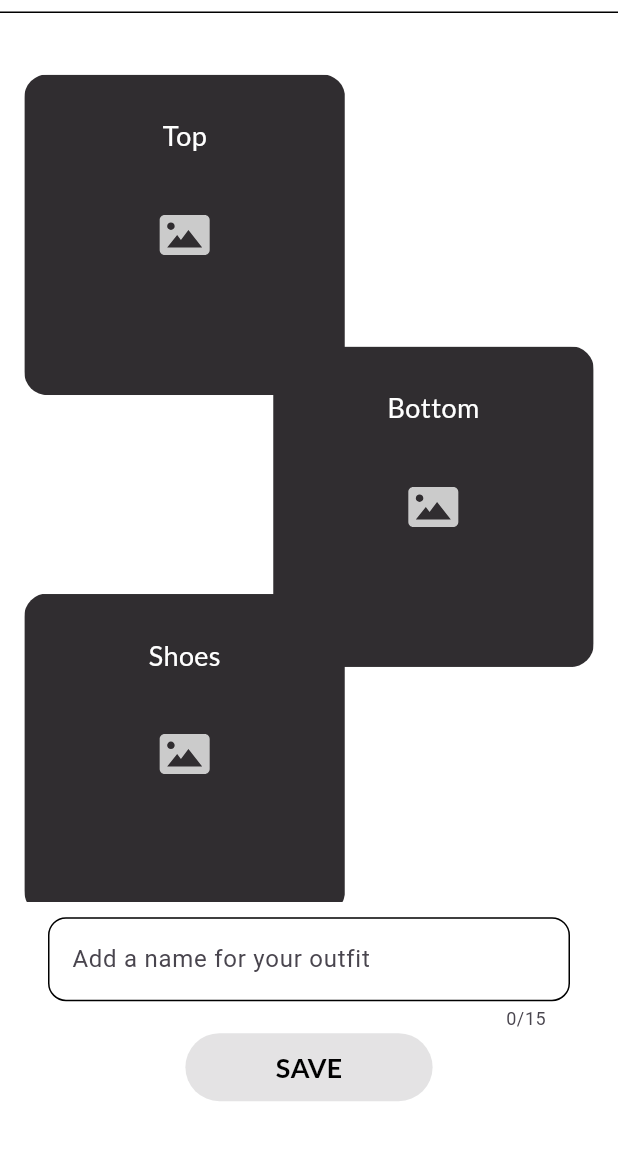
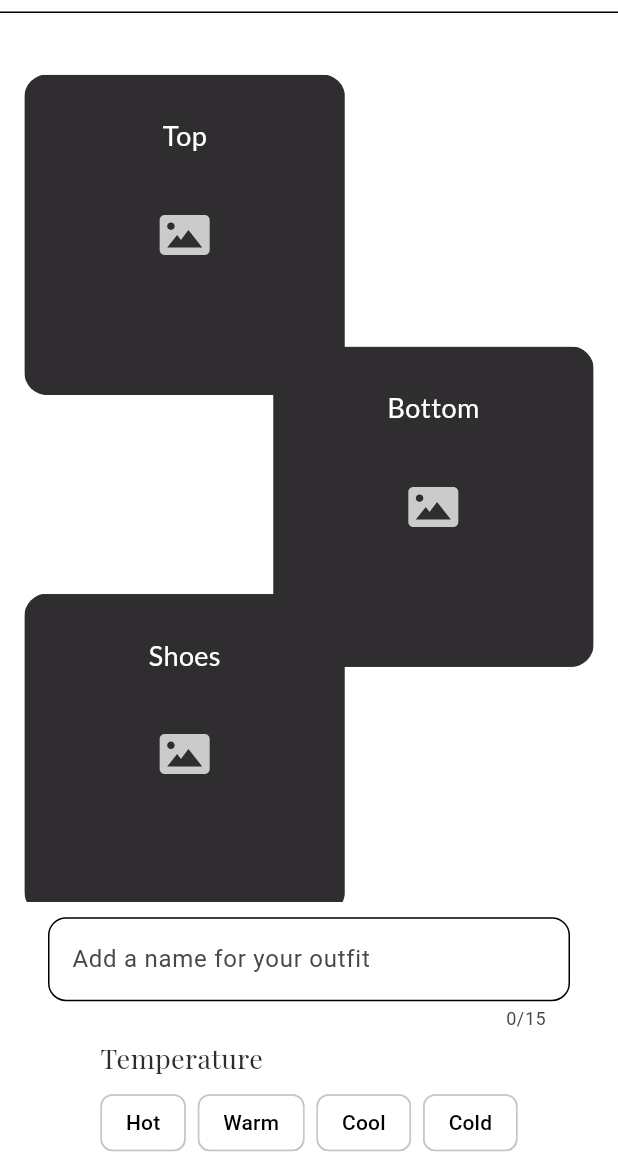
Before and after one commit to Stefania-P11/SWE-Project, a Flutter app: the CreateOutfitScreen screen opened directly, on a phone screen of 412 x 824 dp, the part 71-1236 px from its top. Run offline on Flutter 3.47's test engine with Material 3 defaults, Android fonts, the phone set to English and light mode, and no system bars; our stand-ins replace cloud_firestore, firebase_core, firebase_storage, flutter_image_compress, flutter_svg, geocoding and 4 more; missing offline and left inert: geolocator_android, geolocator_apple; accounts and stored records are empty.

Commit message:
Implemented the Add Outfit to Favorites

```diff
--- a/lib/screens/create_outfit_screen.dart
+++ b/lib/screens/create_outfit_screen.dart
@@ -1,5 +1,7 @@
 import 'package:dressify_app/constants.dart';
+import 'package:dressify_app/models/item.dart';
 import 'package:dressify_app/screens/choose_item_screen.dart';
+import 'package:dressify_app/services/firebase_service.dart';
 import 'package:dressify_app/widgets/custom_app_bar.dart';
 import 'package:dressify_app/widgets/custom_button_3.dart';
 import 'package:dressify_app/widgets/item_container.dart';
@@ -20,11 +22,59 @@ class _CreateOutfitScreenState extends State<CreateOutfitScreen> {
   String? bottomUrl;
   String? shoesUrl;
 
+  // List of weather conditions for the outfit
+  List<String> temperatures = ['Hot', 'Warm', 'Cool', 'Cold'];
+  // Selected temperatures for the outfit
+  List<String> selectedTemperatures = [];
+
   // Controller to handle text input for the outfit name
   final TextEditingController outfitNameController = TextEditingController();
 
   @override
   Widget build(BuildContext context) {
+    Future<void> handleSave({
+      required BuildContext context,
+      required String label,
+      required List<String> weather,
+      required String topUrl,
+      required String bottomUrl,
+      required String shoesUrl,
+    }) async {
+      // Get selected items from URLs
+      final topItem = Item.itemList.firstWhere((item) => item.url == topUrl);
+      final bottomItem =
+          Item.itemList.firstWhere((item) => item.url == bottomUrl);
+      final shoesItem =
+          Item.itemList.firstWhere((item) => item.url == shoesUrl);
+
+      final id = DateTime.now().millisecondsSinceEpoch;
+
+      // Save to Firestore
+      await FirebaseService.addFirestoreOutfit(
+        label,
+        id,
+        topItem,
+        bottomItem,
+        shoesItem,
+        0,
+        weather,
+      );
+
+      // Save locally
+      FirebaseService.addLocalOutfit(
+        label,
+        id,
+        topItem,
+        bottomItem,
+        shoesItem,
+        0,
+        weather,
+      );
+
+      // Return to previous screen with success flag
+      Navigator.pop(context, true);
+    }
+
     // Get screen width and height for responsive UI
     final screenWidth = MediaQuery.of(context).size.width;
     final screenHeight = MediaQuery.of(context).size.height;
@@ -137,15 +187,60 @@ class _CreateOutfitScreenState extends State<CreateOutfitScreen> {
                 hintText: "Add a name for your outfit",
               ),
 
+              // Temperature selection
+              Column(
+                crossAxisAlignment: CrossAxisAlignment.start,
+                children: [
+                  const SizedBox(height: 5),
+                  Text("Temperature", style: kH3),
+                  const SizedBox(height: 6),
+                  Wrap(
+                    spacing: 8,
+                    children: temperatures.map((temp) {
+                      final isSelected = selectedTemperatures.contains(temp);
+                      return ChoiceChip(
+                        label: Text(temp,
+                            style: TextStyle(
+                              color: isSelected ? Colors.white : Colors.black,
+                            )),
+                        selected: isSelected,
+                        onSelected: (selected) {
+                          setState(() {
+                            if (selected) {
+                              selectedTemperatures.add(temp);
+                            } else {
+                              selectedTemperatures.remove(temp);
+                            }
+                          });
+                        },
+                        selectedColor: Colors.black,
+                        backgroundColor: Colors.white,
+                        showCheckmark: false,
+                      );
+                    }).toList(),
+                  ),
+                ],
+              ),
+
+              const SizedBox(height: 15),
+
               // SAVE button
               CustomButton3(
                 label: "SAVE",
                 onPressed: () {
-                  // TODO: Handle save logic
-                  print("Save pressed: ${outfitNameController.text}");
+                  handleSave(
+                    context: context,
+                    label: outfitNameController.text,
+                    weather: selectedTemperatures,
+                    topUrl: topUrl!,
+                    bottomUrl: bottomUrl!,
+                    shoesUrl: shoesUrl!,
+                  );
                 },
-                isActive:
-                    (topUrl != null && bottomUrl != null && shoesUrl != null),
+                isActive: (topUrl != null &&
+                    bottomUrl != null &&
+                    shoesUrl != null &&
+                    selectedTemperatures.isNotEmpty),
               ),
 
               const SizedBox(height: 30), // Extra bottom space
```
Also changed, not shown: lib/services/firebase_service.dart (+12 -7 lines).
